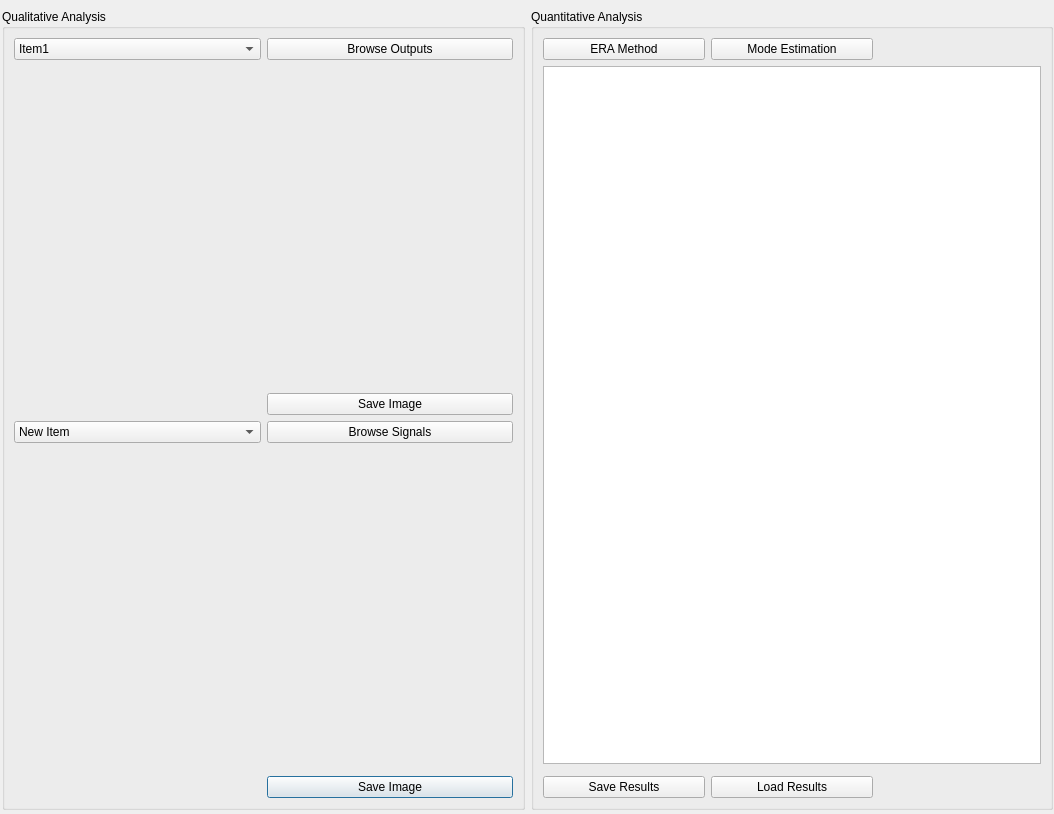
Old version of the form res/mae_simulation_gui.ui in the repository fran-jo/SimuGUI.
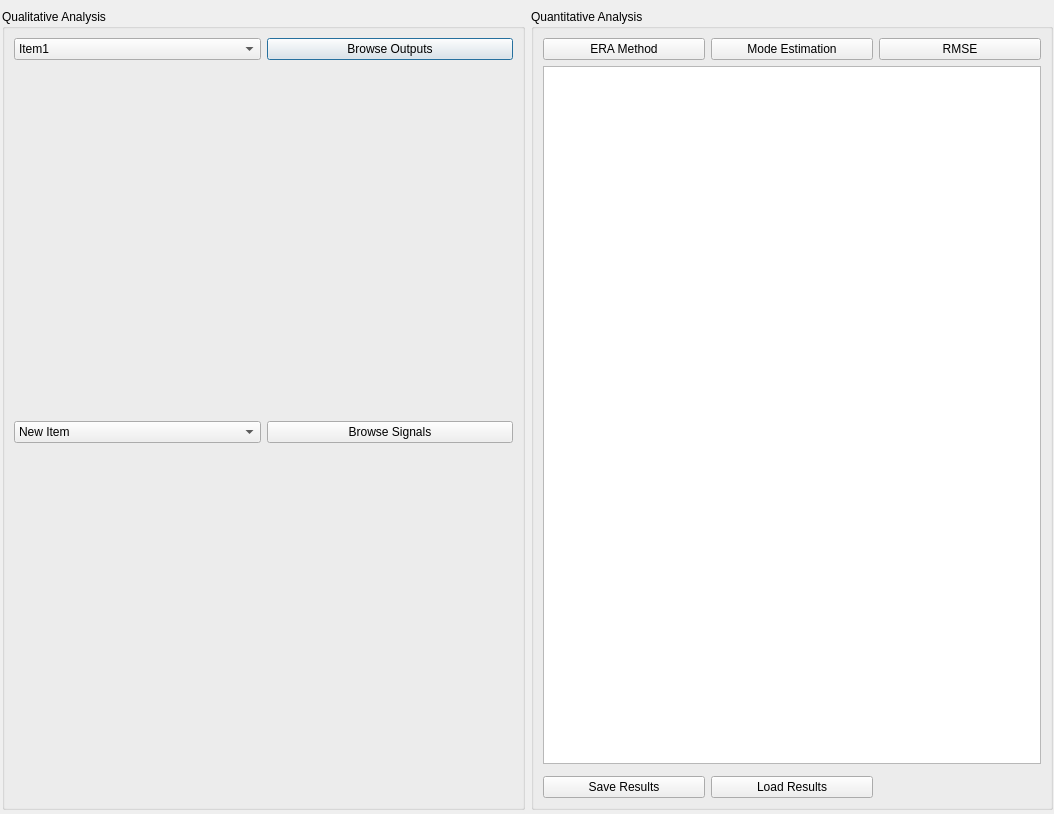
New version of the form. Custom widgets are drawn as their Qt base class.

Commit message: Functionality for rmse calculation

```diff
--- a/res/mae_simulation_gui.ui
+++ b/res/mae_simulation_gui.ui
@@ -29,13 +29,6 @@
        <string>Qualitative Analysis</string>
       </property>
       <layout class="QGridLayout" name="gridLayout_2">
-       <item row="6" column="1">
-        <widget class="QPushButton" name="pushButton_9">
-         <property name="text">
-          <string>Save Image</string>
-         </property>
-        </widget>
-       </item>
        <item row="0" column="0">
         <widget class="QComboBox" name="cbx_signalSimList">
          <item>
@@ -60,7 +53,7 @@
        <item row="2" column="0" colspan="2">
         <widget class="MatplotlibWidget" name="mplot_simOutputs" native="true"/>
        </item>
-       <item row="4" column="0">
+       <item row="3" column="0">
         <widget class="QComboBox" name="cbx_signalMeasList">
          <item>
           <property name="text">
@@ -74,23 +67,16 @@
          </item>
         </widget>
        </item>
-       <item row="4" column="1">
+       <item row="3" column="1">
         <widget class="QPushButton" name="btn_loadMeasurements">
          <property name="text">
           <string>Browse Signals</string>
          </property>
         </widget>
        </item>
-       <item row="5" column="0" colspan="2">
+       <item row="4" column="0" colspan="2">
         <widget class="MatplotlibWidget" name="mplot_measurements" native="true"/>
        </item>
-       <item row="3" column="1">
-        <widget class="QPushButton" name="pushButton_8">
-         <property name="text">
-          <string>Save Image</string>
-         </property>
-        </widget>
-       </item>
       </layout>
      </widget>
     </item>
@@ -138,6 +124,13 @@
        <item row="1" column="0" colspan="3">
         <widget class="QListWidget" name="lst_report"/>
        </item>
+       <item row="0" column="2">
+        <widget class="QPushButton" name="btn_rmse">
+         <property name="text">
+          <string>RMSE</string>
+         </property>
+        </widget>
+       </item>
       </layout>
      </widget>
     </item>
```
The commit also changes 5 other files.
